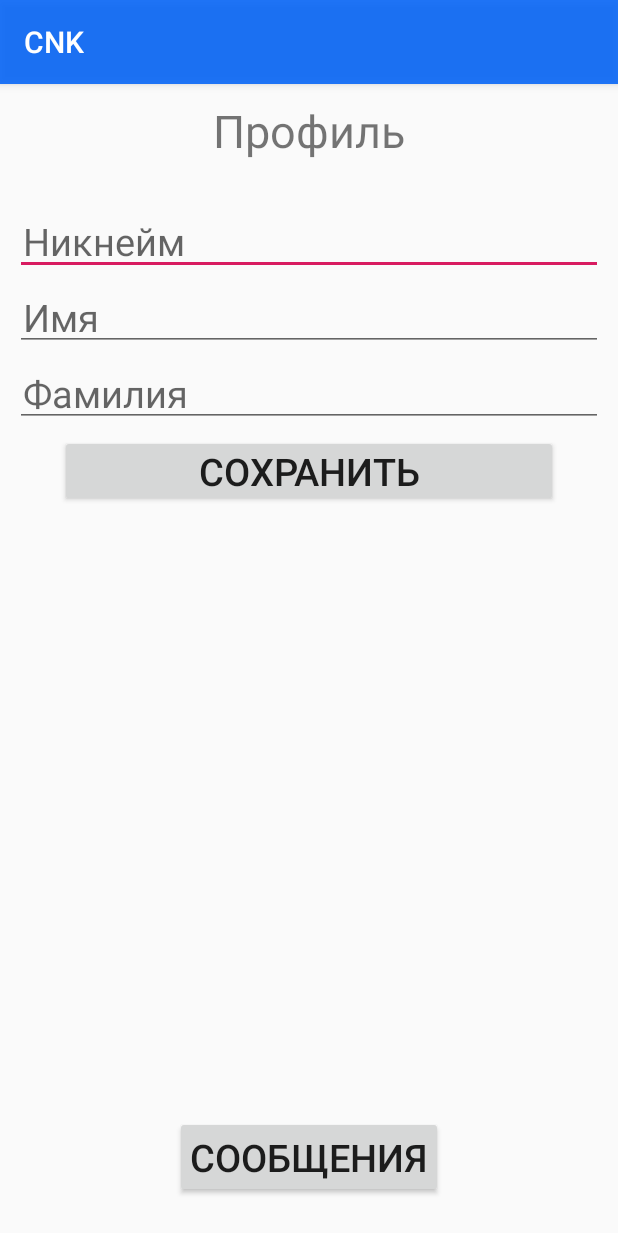
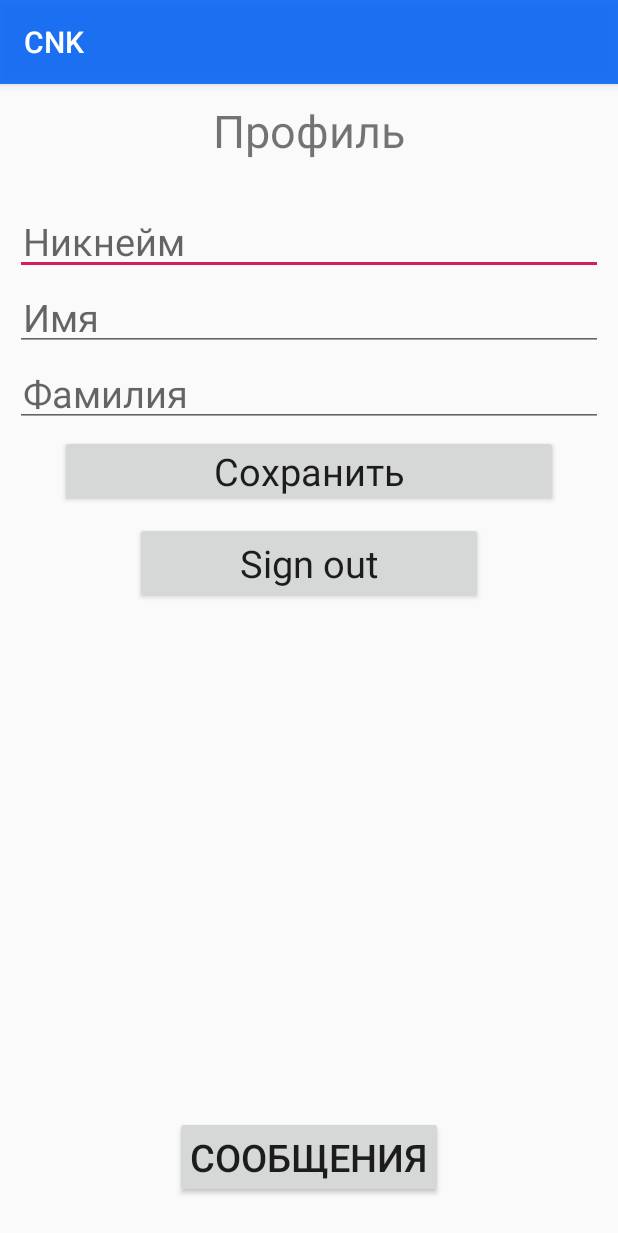
Before and after one commit to xilinxes/CNK, an Android app: the Profile screen opened directly, with no data from a screen before it, on a phone screen of 412 x 824 dp. Shown: the top 1233 px of the screen. Run offline under Robolectric (Android 15) with nearby library versions, the phone set to English and light mode, and no system bars; our stand-ins replace Firebase (no records; nobody signed in at launch, a user with empty details on screens opened directly).

```diff
--- a/app/src/main/res/layout/activity_profile.xml
+++ b/app/src/main/res/layout/activity_profile.xml
@@ -65,6 +65,19 @@
             android:layout_marginEnd="40dp"
             android:padding="5dp"
             android:text="Сохранить"
+            android:textAppearance="@style/TextAppearance.AppCompat.Body1"
+            android:textSize="25dp" />
+
+        <Button
+            android:id="@+id/btnSignOut"
+            android:layout_width="match_parent"
+            android:layout_height="wrap_content"
+            android:layout_gravity="center"
+            android:layout_marginStart="90dp"
+            android:layout_marginTop="10dp"
+            android:layout_marginEnd="90dp"
+            android:text="Sign out"
+            android:textAppearance="@style/TextAppearance.AppCompat.Body1"
             android:textSize="25dp" />
 
         <TextView
@@ -80,13 +93,13 @@
         android:id="@+id/dialogs"
         android:layout_width="wrap_content"
         android:layout_height="wrap_content"
+        android:layout_marginBottom="25dp"
+        android:padding="10dp"
         android:text="Сообщения"
+        android:textSize="25dp"
         app:layout_constraintBottom_toBottomOf="parent"
         app:layout_constraintEnd_toEndOf="parent"
-        app:layout_constraintStart_toStartOf="parent"
-        android:padding="10dp"
-        android:textSize="25dp"
-        android:layout_marginBottom="25dp"/>
+        app:layout_constraintStart_toStartOf="parent" />
 
     <ProgressBar
         android:id="@+id/Bar"
```
Also changed, not shown: app/src/main/AndroidManifest.xml (+8 -4 lines), app/src/main/java/com/example/cnk/DialogsWindow.java (+67 -59 lines), app/src/main/java/com/example/cnk/MainActivity.java (+4 -18 lines), app/src/main/java/com/example/cnk/Profile.java (+29 -9 lines), app/src/main/res/layout/activity_main.xml (+1 -6 lines).
